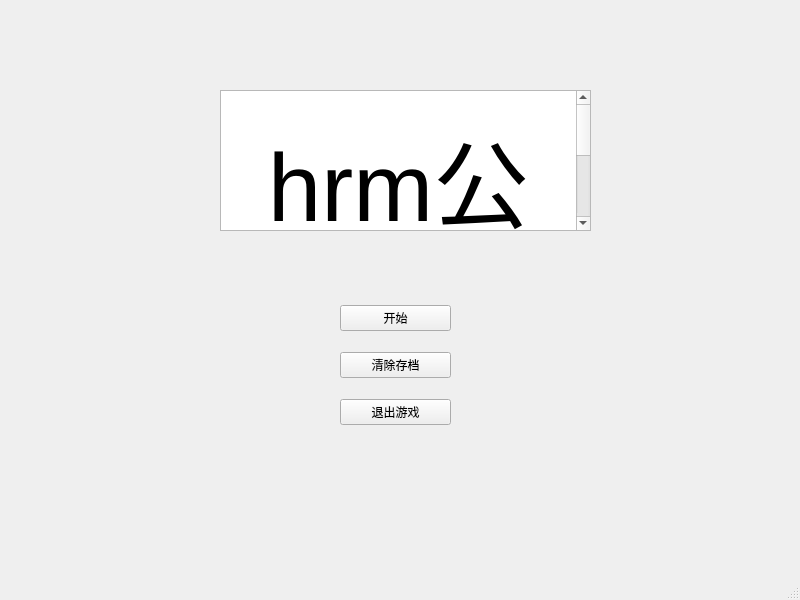
Before: the Qt Designer form ui/MainWindow_ui.ui in ccnuktd/hrm_python, drawn with Qt 5.
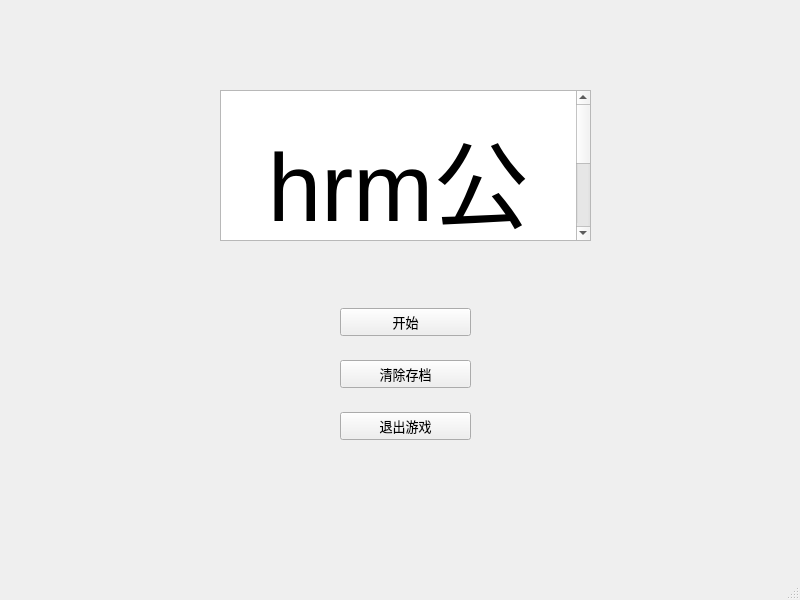
After: the same form once the commit is applied.

Commit message: style: 1. resolution adaptation 2. modify some text feat: 1. add game release v0.3.0 2. renew README.md

The edit to the form file:
```diff
--- a/ui/MainWindow_ui.ui
+++ b/ui/MainWindow_ui.ui
@@ -19,13 +19,19 @@
      <rect>
       <x>340</x>
       <y>290</y>
-      <width>111</width>
-      <height>151</height>
+      <width>131</width>
+      <height>171</height>
      </rect>
     </property>
     <layout class="QVBoxLayout" name="verticalLayout">
      <item>
       <widget class="QPushButton" name="startButton">
+       <property name="font">
+        <font>
+         <family>Arial</family>
+         <pointsize>10</pointsize>
+        </font>
+       </property>
        <property name="text">
         <string>开始</string>
        </property>
@@ -33,6 +39,12 @@
      </item>
      <item>
       <widget class="QPushButton" name="restartButton">
+       <property name="font">
+        <font>
+         <family>Arial</family>
+         <pointsize>10</pointsize>
+        </font>
+       </property>
        <property name="text">
         <string>清除存档</string>
        </property>
@@ -40,6 +52,12 @@
      </item>
      <item>
       <widget class="QPushButton" name="exitButton">
+       <property name="font">
+        <font>
+         <family>Arial</family>
+         <pointsize>10</pointsize>
+        </font>
+       </property>
        <property name="text">
         <string>退出游戏</string>
        </property>
@@ -53,15 +71,15 @@
       <x>220</x>
       <y>90</y>
       <width>371</width>
-      <height>141</height>
+      <height>151</height>
      </rect>
     </property>
     <property name="html">
      <string>&lt;!DOCTYPE HTML PUBLIC &quot;-//W3C//DTD HTML 4.0//EN&quot; &quot;http://www.w3.org/TR/REC-html40/strict.dtd&quot;&gt;
 &lt;html&gt;&lt;head&gt;&lt;meta name=&quot;qrichtext&quot; content=&quot;1&quot; /&gt;&lt;style type=&quot;text/css&quot;&gt;
 p, li { white-space: pre-wrap; }
-&lt;/style&gt;&lt;/head&gt;&lt;body style=&quot; font-family:'SimSun'; font-size:9pt; font-weight:400; font-style:normal;&quot;&gt;
-&lt;p align=&quot;center&quot; style=&quot;-qt-paragraph-type:empty; margin-top:0px; margin-bottom:0px; margin-left:0px; margin-right:0px; -qt-block-indent:0; text-indent:0px;&quot;&gt;&lt;br /&gt;&lt;/p&gt;
+&lt;/style&gt;&lt;/head&gt;&lt;body style=&quot; font-family:'SimSun'; font-size:15.75pt; font-weight:400; font-style:normal;&quot;&gt;
+&lt;p align=&quot;center&quot; style=&quot;-qt-paragraph-type:empty; margin-top:0px; margin-bottom:0px; margin-left:0px; margin-right:0px; -qt-block-indent:0; text-indent:0px; font-size:9pt;&quot;&gt;&lt;br /&gt;&lt;/p&gt;
 &lt;p align=&quot;center&quot; style=&quot; margin-top:0px; margin-bottom:0px; margin-left:0px; margin-right:0px; -qt-block-indent:0; text-indent:0px;&quot;&gt;&lt;span style=&quot; font-size:72pt;&quot;&gt;hrm公司&lt;/span&gt;&lt;/p&gt;&lt;/body&gt;&lt;/html&gt;</string>
     </property>
    </widget>
```
Left out of the diff: 2 changed lines with no effect on the pictures. The commit also changes 13 other files.
